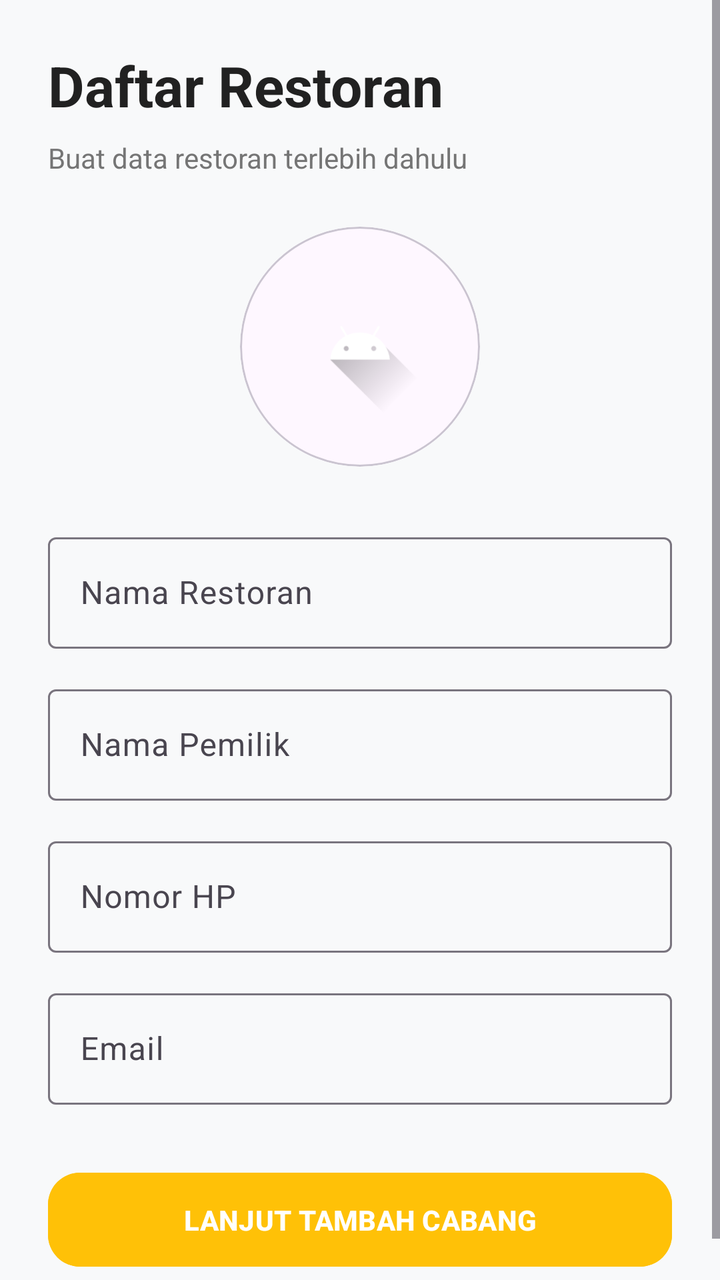
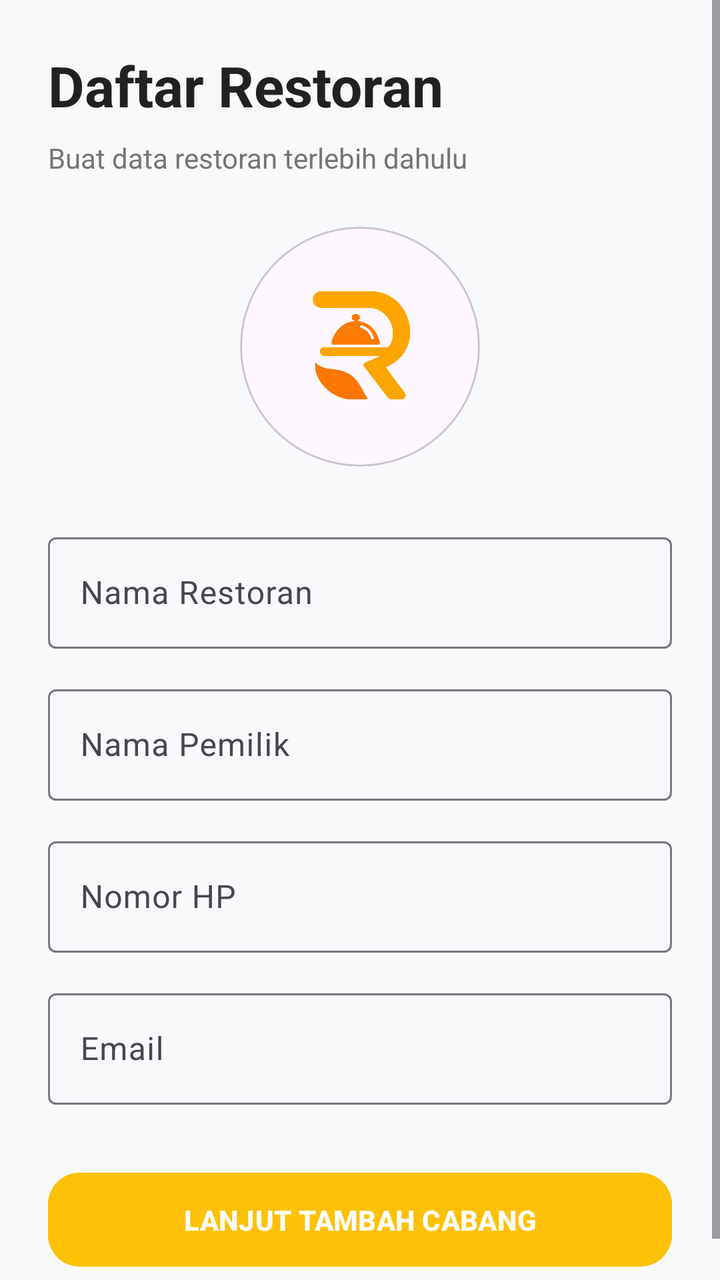

Before-and-after screenshots of an Android layout around one commit, followed by the original layout XML and the change that was made.
<!-- AndroidManifest.xml: application theme Theme.KasirAPP -->
<!-- res/layout/activity_register_restaurant.xml -->
<?xml version="1.0" encoding="utf-8"?>
<ScrollView
    xmlns:android="http://schemas.android.com/apk/res/android"
    xmlns:app="http://schemas.android.com/apk/res-auto"
    android:layout_width="match_parent"
    android:layout_height="match_parent"
    android:background="@color/background">

    <LinearLayout
        android:layout_width="match_parent"
        android:layout_height="wrap_content"
        android:orientation="vertical"
        android:padding="24dp">

        
        <TextView
            android:layout_width="wrap_content"
            android:layout_height="wrap_content"
            android:text="Daftar Restoran"
            android:textSize="28sp"
            android:textStyle="bold"
            android:textColor="@color/black"/>

        <TextView
            android:layout_width="wrap_content"
            android:layout_height="wrap_content"
            android:text="Buat data restoran terlebih dahulu"
            android:textColor="@color/gray"
            android:layout_marginTop="8dp"/>

        
        <com.google.android.material.card.MaterialCardView
            android:layout_width="120dp"
            android:layout_height="120dp"
            android:layout_gravity="center"
            android:layout_marginTop="25dp"
            app:cardCornerRadius="60dp">

            <ImageView
                android:id="@+id/imgLogo"
                android:layout_width="match_parent"
                android:layout_height="match_parent"
                android:padding="25dp"
                android:src="@drawable/ic_launcher_foreground"/>
        </com.google.android.material.card.MaterialCardView>

        <com.google.android.material.textfield.TextInputLayout
            android:layout_width="match_parent"
            android:layout_height="wrap_content"
            android:layout_marginTop="30dp"
            android:hint="Nama Restoran">

            <com.google.android.material.textfield.TextInputEditText
                android:id="@+id/edtNamaRestoran"
                android:layout_width="match_parent"
                android:layout_height="wrap_content"/>
        </com.google.android.material.textfield.TextInputLayout>

        <com.google.android.material.textfield.TextInputLayout
            android:layout_width="match_parent"
            android:layout_height="wrap_content"
            android:layout_marginTop="15dp"
            android:hint="Nama Pemilik">

            <com.google.android.material.textfield.TextInputEditText
                android:id="@+id/edtPemilik"
                android:layout_width="match_parent"
                android:layout_height="wrap_content"/>
        </com.google.android.material.textfield.TextInputLayout>

        <com.google.android.material.textfield.TextInputLayout
            android:layout_width="match_parent"
            android:layout_height="wrap_content"
            android:layout_marginTop="15dp"
            android:hint="Nomor HP">


            <com.google.android.material.textfield.TextInputEditText
                android:id="@+id/edtTelepon"
                android:inputType="phone"
                android:layout_width="match_parent"
                android:layout_height="wrap_content"/>
        </com.google.android.material.textfield.TextInputLayout>

        <com.google.android.material.textfield.TextInputLayout
            android:layout_width="match_parent"
            android:layout_height="wrap_content"
            android:layout_marginTop="15dp"
            android:hint="Email">


            <com.google.android.material.textfield.TextInputEditText
                android:id="@+id/edtEmail"
                android:inputType="textEmailAddress"
                android:layout_width="match_parent"
                android:layout_height="wrap_content"/>
        </com.google.android.material.textfield.TextInputLayout>


        <com.google.android.material.button.MaterialButton
            android:id="@+id/btnLanjutCabang"
            android:layout_width="match_parent"
            android:layout_height="55dp"
            android:layout_marginTop="30dp"
            android:text="LANJUT TAMBAH CABANG"
            android:textStyle="bold"
            app:cornerRadius="16dp"
            android:backgroundTint="@color/primary"/>

    </LinearLayout>
</ScrollView>
<!-- resources referenced by this layout -->
<resources>
  <color name="background">#F8F9FA</color>
  <color name="black">#212121</color>
  <color name="gray">#757575</color>
  <color name="primary">#FFC107</color>
  <!-- drawable ic_launcher_foreground (drawable) -->
  <vector xmlns:android="http://schemas.android.com/apk/res/android"
      xmlns:aapt="http://schemas.android.com/aapt"
      android:width="108dp"
      android:height="108dp"
      android:viewportWidth="108"
      android:viewportHeight="108">
      <path android:pathData="M31,63.928c0,0 6.4,-11 12.1,-13.1c7.2,-2.6 26,-1.4 26,-1.4l38.1,38.1L107,108.928l-32,-1L31,63.928z">
          <aapt:attr name="android:fillColor">
              <gradient
                  android:endX="85.84757"
                  android:endY="92.4963"
                  android:startX="42.9492"
                  android:startY="49.59793"
                  android:type="linear">
                  <item
                      android:color="#44000000"
                      android:offset="0.0" />
                  <item
                      android:color="#00000000"
                      android:offset="1.0" />
              </gradient>
          </aapt:attr>
      </path>
      <path
          android:fillColor="#FFFFFF"
          android:fillType="nonZero"
          android:pathData="M65.3,45.828l3.8,-6.6c0.2,-0.4 0.1,-0.9 -0.3,-1.1c-0.4,-0.2 -0.9,-0.1 -1.1,0.3l-3.9,6.7c-6.3,-2.8 -13.4,-2.8 -19.7,0l-3.9,-6.7c-0.2,-0.4 -0.7,-0.5 -1.1,-0.3C38.8,38.328 38.7,38.828 38.9,39.228l3.8,6.6C36.2,49.428 31.7,56.028 31,63.928h46C76.3,56.028 71.8,49.428 65.3,45.828zM43.4,57.328c-0.8,0 -1.5,-0.5 -1.8,-1.2c-0.3,-0.7 -0.1,-1.5 0.4,-2.1c0.5,-0.5 1.4,-0.7 2.1,-0.4c0.7,0.3 1.2,1 1.2,1.8C45.3,56.528 44.5,57.328 43.4,57.328L43.4,57.328zM64.6,57.328c-0.8,0 -1.5,-0.5 -1.8,-1.2s-0.1,-1.5 0.4,-2.1c0.5,-0.5 1.4,-0.7 2.1,-0.4c0.7,0.3 1.2,1 1.2,1.8C66.5,56.528 65.6,57.328 64.6,57.328L64.6,57.328z"
          android:strokeWidth="1"
          android:strokeColor="#00000000" />
  </vector>
  <style name="Theme.KasirAPP" parent="Base.Theme.KasirAPP" />
  <style name="Base.Theme.KasirAPP" parent="Theme.Material3.DayNight.NoActionBar">
          
          
      </style>
</resources>

<!-- the commit's change to res/layout/activity_register_restaurant.xml (unified diff, before → after) -->
@@ -41,7 +41,7 @@
                 android:layout_width="match_parent"
                 android:layout_height="match_parent"
                 android:padding="25dp"
-                android:src="@drawable/ic_launcher_foreground"/>
+                android:src="@drawable/restaurant"/>
         </com.google.android.material.card.MaterialCardView>
 
         <com.google.android.material.textfield.TextInputLayout
<!-- resource entries referenced after the edit -->
@@ -4,37 +4,7 @@
   <color name="black">#212121</color>
   <color name="gray">#757575</color>
   <color name="primary">#FFC107</color>
-  <!-- drawable ic_launcher_foreground (drawable) -->
-  <vector xmlns:android="http://schemas.android.com/apk/res/android"
-      xmlns:aapt="http://schemas.android.com/aapt"
-      android:width="108dp"
-      android:height="108dp"
-      android:viewportWidth="108"
-      android:viewportHeight="108">
-      <path android:pathData="M31,63.928c0,0 6.4,-11 12.1,-13.1c7.2,-2.6 26,-1.4 26,-1.4l38.1,38.1L107,108.928l-32,-1L31,63.928z">
-          <aapt:attr name="android:fillColor">
-              <gradient
-                  android:endX="85.84757"
-                  android:endY="92.4963"
-                  android:startX="42.9492"
-                  android:startY="49.59793"
-                  android:type="linear">
-                  <item
-                      android:color="#44000000"
-                      android:offset="0.0" />
-                  <item
-                      android:color="#00000000"
-                      android:offset="1.0" />
-              </gradient>
-          </aapt:attr>
-      </path>
-      <path
-          android:fillColor="#FFFFFF"
-          android:fillType="nonZero"
-          android:pathData="M65.3,45.828l3.8,-6.6c0.2,-0.4 0.1,-0.9 -0.3,-1.1c-0.4,-0.2 -0.9,-0.1 -1.1,0.3l-3.9,6.7c-6.3,-2.8 -13.4,-2.8 -19.7,0l-3.9,-6.7c-0.2,-0.4 -0.7,-0.5 -1.1,-0.3C38.8,38.328 38.7,38.828 38.9,39.228l3.8,6.6C36.2,49.428 31.7,56.028 31,63.928h46C76.3,56.028 71.8,49.428 65.3,45.828zM43.4,57.328c-0.8,0 -1.5,-0.5 -1.8,-1.2c-0.3,-0.7 -0.1,-1.5 0.4,-2.1c0.5,-0.5 1.4,-0.7 2.1,-0.4c0.7,0.3 1.2,1 1.2,1.8C45.3,56.528 44.5,57.328 43.4,57.328L43.4,57.328zM64.6,57.328c-0.8,0 -1.5,-0.5 -1.8,-1.2s-0.1,-1.5 0.4,-2.1c0.5,-0.5 1.4,-0.7 2.1,-0.4c0.7,0.3 1.2,1 1.2,1.8C66.5,56.528 65.6,57.328 64.6,57.328L64.6,57.328z"
-          android:strokeWidth="1"
-          android:strokeColor="#00000000" />
-  </vector>
+  <!-- drawable restaurant: png bitmap (drawable, 475379 bytes) -->
   <style name="Theme.KasirAPP" parent="Base.Theme.KasirAPP" />
   <style name="Base.Theme.KasirAPP" parent="Theme.Material3.DayNight.NoActionBar">
           
